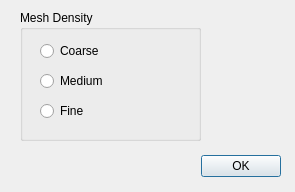
Before: the Qt Designer form AerOpt/Gui/Gui/Dialogs/MeshDialog.ui in DrBenEvans/AerOptGUI, drawn with Qt 5.
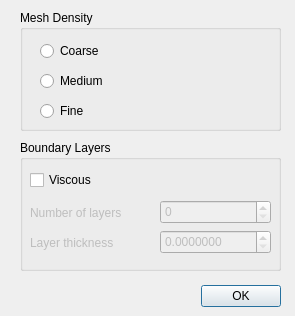
After: the same form once the commit is applied.

Commit message: boundary layer implemented

Diff of the .ui file:
```diff
--- a/AerOpt/Gui/Gui/Dialogs/MeshDialog.ui
+++ b/AerOpt/Gui/Gui/Dialogs/MeshDialog.ui
@@ -7,7 +7,7 @@
     <x>0</x>
     <y>0</y>
     <width>295</width>
-    <height>192</height>
+    <height>316</height>
    </rect>
   </property>
   <property name="sizePolicy">
@@ -23,7 +23,7 @@
    <property name="geometry">
     <rect>
      <x>60</x>
-     <y>150</y>
+     <y>280</y>
      <width>221</width>
      <height>32</height>
     </rect>
@@ -40,8 +40,8 @@
     <rect>
      <x>20</x>
      <y>10</y>
-     <width>181</width>
-     <height>131</height>
+     <width>261</width>
+     <height>121</height>
     </rect>
    </property>
    <property name="title">
@@ -87,6 +87,93 @@
     </property>
    </widget>
   </widget>
+  <widget class="QGroupBox" name="groupBox_2">
+   <property name="geometry">
+    <rect>
+     <x>20</x>
+     <y>140</y>
+     <width>261</width>
+     <height>131</height>
+    </rect>
+   </property>
+   <property name="title">
+    <string>Boundary Layers</string>
+   </property>
+   <widget class="QSpinBox" name="layers">
+    <property name="enabled">
+     <bool>false</bool>
+    </property>
+    <property name="geometry">
+     <rect>
+      <x>140</x>
+      <y>60</y>
+      <width>111</width>
+      <height>24</height>
+     </rect>
+    </property>
+   </widget>
+   <widget class="QLabel" name="layers_label">
+    <property name="enabled">
+     <bool>false</bool>
+    </property>
+    <property name="geometry">
+     <rect>
+      <x>10</x>
+      <y>65</y>
+      <width>131</width>
+      <height>16</height>
+     </rect>
+    </property>
+    <property name="text">
+     <string>Number of layers</string>
+    </property>
+   </widget>
+   <widget class="QLabel" name="thickness_label">
+    <property name="enabled">
+     <bool>false</bool>
+    </property>
+    <property name="geometry">
+     <rect>
+      <x>10</x>
+      <y>95</y>
+      <width>111</width>
+      <height>16</height>
+     </rect>
+    </property>
+    <property name="text">
+     <string>Layer thickness</string>
+    </property>
+   </widget>
+   <widget class="QDoubleSpinBox" name="thickness">
+    <property name="enabled">
+     <bool>false</bool>
+    </property>
+    <property name="geometry">
+     <rect>
+      <x>140</x>
+      <y>90</y>
+      <width>111</width>
+      <height>24</height>
+     </rect>
+    </property>
+    <property name="decimals">
+     <number>7</number>
+    </property>
+   </widget>
+   <widget class="QCheckBox" name="viscous">
+    <property name="geometry">
+     <rect>
+      <x>10</x>
+      <y>30</y>
+      <width>86</width>
+      <height>20</height>
+     </rect>
+    </property>
+    <property name="text">
+     <string>Viscous</string>
+    </property>
+   </widget>
+  </widget>
  </widget>
  <resources/>
  <connections>
```
The commit also changes 5 other files.
